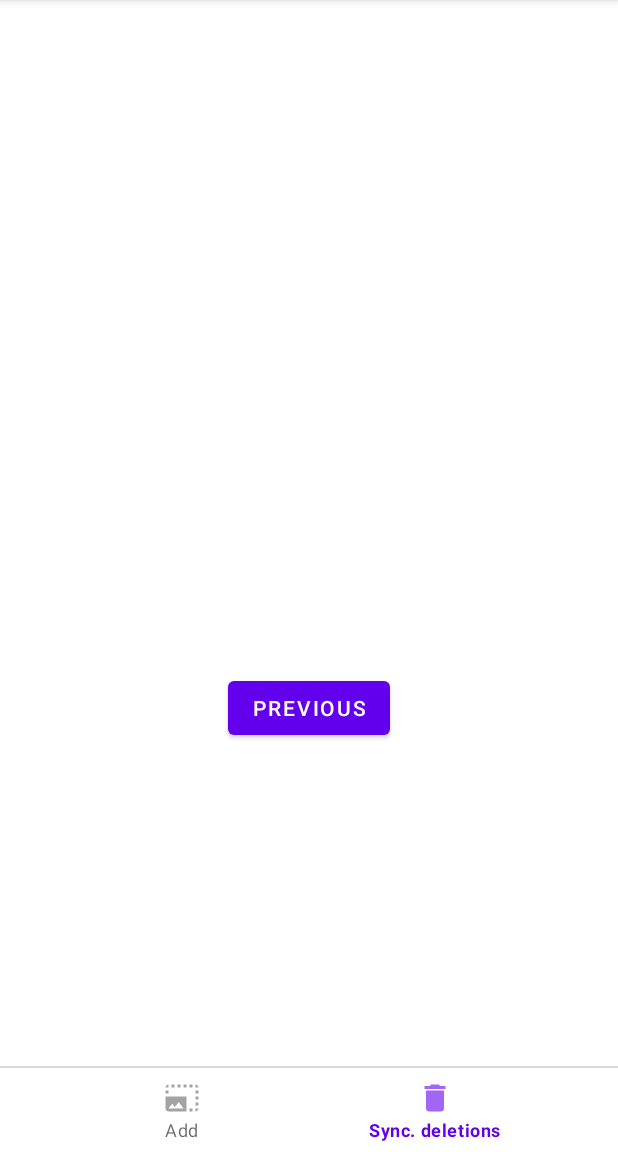
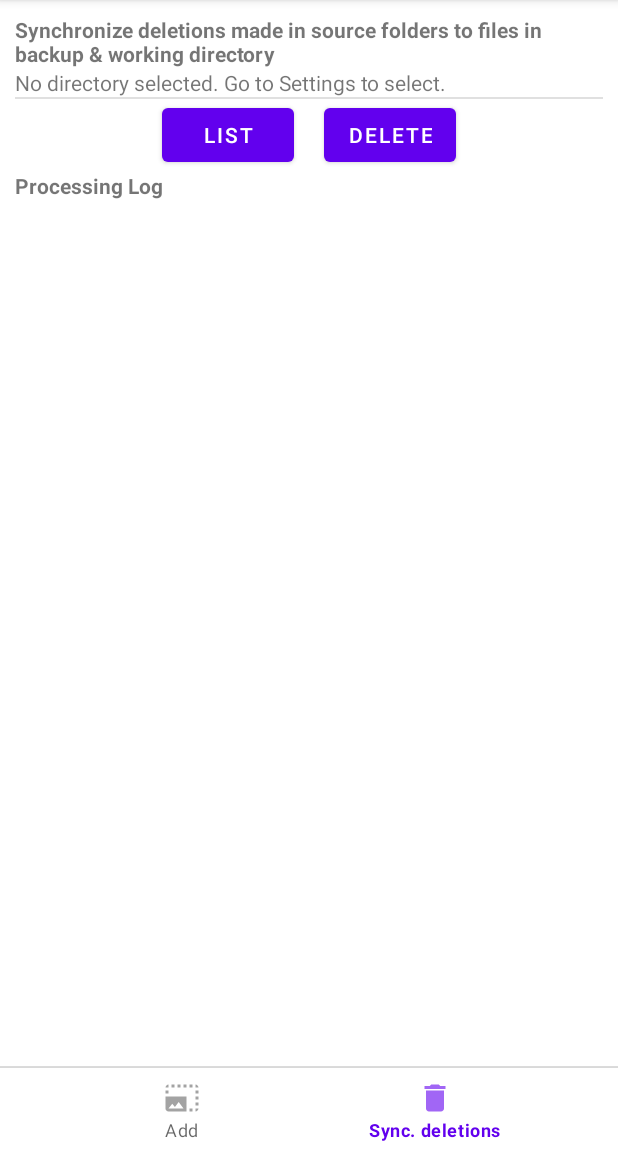
Before and after one commit to tenzap/exif-thumbnail-adder, an Android app: the SecondFragment screen opened through its navigation route, item 2 of the bottom bar chosen, on a phone screen of 412 x 824 dp, the part 84-1236 px from its top. Run offline under Robolectric (Android 15) with nearby library versions, the light colour scheme and no system bars; our stand-ins replace androidx.preference, navigation-ui; 1 statement that could not run was skipped.

Commit message:
transform SyncActivity to SyncFragment and add to bottom bar

```diff
--- a/app/src/main/AndroidManifest.xml
+++ b/app/src/main/AndroidManifest.xml
@@ -20,9 +20,6 @@
         android:roundIcon="@mipmap/ic_exif_thumbnails_adder_round"
         android:supportsRtl="true"
         android:theme="@style/Theme.ExifThumbnailAdder">
-        <activity android:name=".SyncActivity"
-            android:label="@string/title_activity_sync"
-            android:parentActivityName=".MainActivity"></activity>
         <activity android:name=".AboutActivity"
             android:label="@string/title_activity_about"
             android:parentActivityName=".MainActivity" />
--- a/app/src/main/java/com/exifthumbnailadder/app/MainActivity.java
+++ b/app/src/main/java/com/exifthumbnailadder/app/MainActivity.java
@@ -112,12 +112,6 @@ public class MainActivity extends AppCompatActivity implements SharedPreferences
             //return true;
         }
 
-        if (id == R.id.action_sync) {
-            Intent intent = new Intent(this, SyncActivity.class);
-            startActivity(intent);
-            //return true;
-        }
-
         if (id == R.id.action_about) {
             Intent intent = new Intent(this, AboutActivity.class);
             startActivity(intent);
--- a/app/src/main/java/com/exifthumbnailadder/app/SecondFragment.java
+++ b/app/src/main/java/com/exifthumbnailadder/app/SecondFragment.java
@@ -45,8 +45,8 @@ public class SecondFragment extends Fragment {
         view.findViewById(R.id.button_second).setOnClickListener(new View.OnClickListener() {
             @Override
             public void onClick(View view) {
-                NavHostFragment.findNavController(SecondFragment.this)
-                        .navigate(R.id.action_SecondFragment_to_FirstFragment);
+//                NavHostFragment.findNavController(SecondFragment_.this)
+//                        .navigate(R.id.action_SecondFragment_to_FirstFragment);
             }
         });
     }
--- a/app/src/main/res/layout/activity_sync.xml
+++ b/app/src/main/res/layout/fragment_sync.xml
@@ -4,7 +4,7 @@
     xmlns:tools="http://schemas.android.com/tools"
     android:layout_width="match_parent"
     android:layout_height="match_parent"
-    tools:context=".SyncActivity">
+    tools:context=".SyncFragment">
 
     <LinearLayout
         android:layout_width="match_parent"
--- a/app/src/main/res/menu/bottom_nav_menu.xml
+++ b/app/src/main/res/menu/bottom_nav_menu.xml
@@ -11,7 +11,7 @@
         />
 
     <item
-        android:id="@+id/SecondFragment"
+        android:id="@+id/SyncFragment"
         android:icon="@drawable/ic_sync"
         android:orderInCategory="100"
         android:title="@string/action_sync"
--- a/app/src/main/res/menu/menu_main.xml
+++ b/app/src/main/res/menu/menu_main.xml
@@ -8,11 +8,6 @@
         android:title="@string/action_settings"
         app:showAsAction="never" />
     <item
-        android:id="@+id/action_sync"
-        android:orderInCategory="100"
-        android:title="@string/action_sync"
-        app:showAsAction="never" />
-    <item
         android:id="@+id/action_about"
         android:orderInCategory="100"
         android:title="@string/action_about"
--- a/app/src/main/res/navigation/nav_graph.xml
+++ b/app/src/main/res/navigation/nav_graph.xml
@@ -12,8 +12,18 @@
         tools:layout="@layout/fragment_first">
 
         <action
-            android:id="@+id/action_FirstFragment_to_SecondFragment"
-            app:destination="@id/SecondFragment" />
+            android:id="@+id/action_FirstFragment_to_SyncFragment"
+            app:destination="@id/SyncFragment" />
+    </fragment>
+    <fragment
+        android:id="@+id/SyncFragment"
+        android:name="com.exifthumbnailadder.app.SyncFragment"
+        android:label="@string/second_fragment_label"
+        tools:layout="@layout/fragment_sync">
+
+        <action
+            android:id="@+id/action_SyncFragment_to_FirstFragment"
+            app:destination="@id/FirstFragment" />
     </fragment>
     <fragment
         android:id="@+id/SecondFragment"
```
Also changed, not shown: app/src/main/java/com/exifthumbnailadder/app/SyncFragment.java (renamed from app/src/main/java/com/exifthumbnailadder/app/SyncActivity.java, +63 -41 lines).
